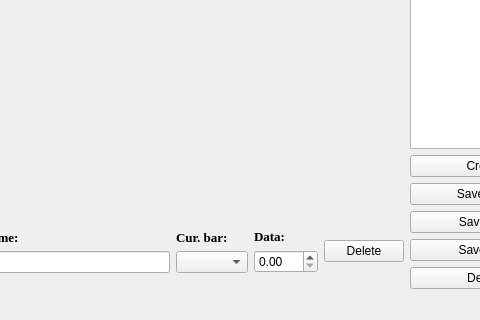
First picture: the form in project/mainwindow.ui, repository Raikils/K-28_Ivan_Murzin_project, before the edit; both pictures show x 136 to 616 and y 215 to 535 of the 704 by 535 pixel window.
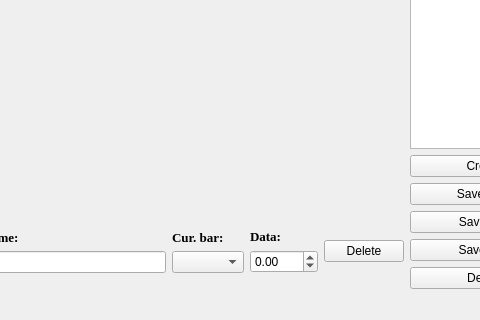
Second picture: the form after the edit. Custom widgets are drawn as their Qt base class.

Patch:
```diff
--- a/project/mainwindow.ui
+++ b/project/mainwindow.ui
@@ -129,7 +129,7 @@
           <item>
            <widget class="QDoubleSpinBox" name="doubleSpinBox_cur_data">
             <property name="minimum">
-             <double>0.000000000000000</double>
+             <double>-100.000000000000000</double>
             </property>
             <property name="maximum">
              <double>100.000000000000000</double>
```
Left out of the diff: 2 changed lines with no effect on the pictures.
